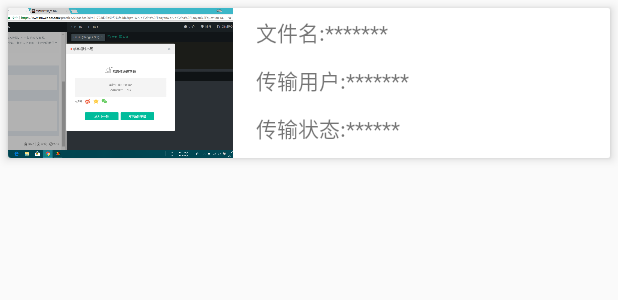
After one commit to SilenCN/LanTransmission, an Android app: the layout activity_trans_item.xml on its own in the app's theme, with its tools: preview values and no code run, on a phone screen of 412 x 824 dp. The commit adds this screen. Shown: the top 300 px of the screen. Run offline under Robolectric (Android 15) with nearby library versions, the phone set to English and light mode, and no system bars.

Commit message:
浏览传输记录功能：实现布局，未实现接口（分类、图片预览、视频预览）

```diff
--- /dev/null
+++ b/app/src/main/res/drawable/tab_menu_text.xml
@@ -0,0 +1,6 @@
+<?xml version="1.0" encoding="utf-8"?>
+<selector xmlns:android="http://schemas.android.com/apk/res/android">
+
+    <item android:state_checked="true" android:color="@color/colorWhite"/>
+    <item android:color="@color/colorGray"/>
+</selector>
--- /dev/null
+++ b/app/src/main/res/layout/activity_trans_item.xml
@@ -0,0 +1,70 @@
+<?xml version="1.0" encoding="utf-8"?>
+<android.support.v7.widget.CardView xmlns:android="http://schemas.android.com/apk/res/android"
+    xmlns:app="http://schemas.android.com/apk/res-auto"
+    android:layout_width="match_parent"
+    android:layout_height="wrap_content"
+    android:layout_margin="5dp"
+    android:background="#ffffff"
+    app:cardCornerRadius="2dp"
+    app:cardElevation="4dp">
+
+    <LinearLayout
+        android:layout_width="match_parent"
+        android:layout_height="100dp"
+        android:background="#ffffff">
+
+        <!--<RelativeLayout-->
+        <!--android:layout_width="wrap_content"-->
+        <!--android:layout_height="wrap_content"-->
+        <!--android:background="#ffffff">-->
+
+        <!--<CheckBox-->
+        <!--android:id="@+id/check"-->
+        <!--android:layout_width="wrap_content"-->
+        <!--android:layout_height="wrap_content"-->
+        <!--android:layout_alignParentLeft="true"-->
+        <!--android:layout_alignParentTop="true" />-->
+
+        <!--</RelativeLayout>-->
+
+        <ImageView
+            android:id="@+id/pictures"
+            android:layout_width="150dp"
+            android:layout_height="match_parent"
+            android:scaleType="centerCrop"
+            android:src="@mipmap/test_1"/>
+
+        <LinearLayout
+            android:layout_width="wrap_content"
+            android:layout_height="match_parent"
+            android:orientation="vertical">
+
+            <TextView
+                android:id="@+id/file_name"
+                android:layout_width="wrap_content"
+                android:layout_height="wrap_content"
+                android:layout_marginLeft="15dp"
+                android:layout_marginVertical="5dp"
+                android:text="文件名:*******" />
+
+            <TextView
+                android:id="@+id/file_user"
+                android:layout_width="wrap_content"
+                android:layout_height="wrap_content"
+                android:layout_marginLeft="15dp"
+                android:layout_marginVertical="5dp"
+                android:text="传输用户:*******" />
+
+            <TextView
+                android:id="@+id/file_status"
+                android:layout_width="wrap_content"
+                android:layout_height="wrap_content"
+                android:layout_marginLeft="15dp"
+                android:layout_marginVertical="5dp"
+                android:text="传输状态:******" />
+
+        </LinearLayout>
+
+    </LinearLayout>
+
+</android.support.v7.widget.CardView>
--- a/app/src/main/res/values/colors.xml
+++ b/app/src/main/res/values/colors.xml
@@ -3,4 +3,6 @@
     <color name="colorPrimary">#3F51B5</color>
     <color name="colorPrimaryDark">#303F9F</color>
     <color name="colorAccent">#FF4081</color>
+    <color name="colorWhite">#FFFFFF</color>
+    <color name="colorGray">#ADADAD</color>
 </resources>
```
Also changed, not shown: app/src/main/java/cn/silen_dev/lantransmission/core/transmission/Transmission.java (+26 -2 lines), app/src/main/java/cn/silen_dev/lantransmission/transhistory/FileList_Adapter.java (added, +73 -0 lines), app/src/main/java/cn/silen_dev/lantransmission/transhistory/TransInfoActivity.java (added, +150 -0 lines), app/src/main/res/layout/activity_trans_info.xml (added, +66 -0 lines), app/src/main/res/values/styles.xml (+10 -0 lines), app/src/main/res/mipmap-xhdpi/test_1.png (added).
